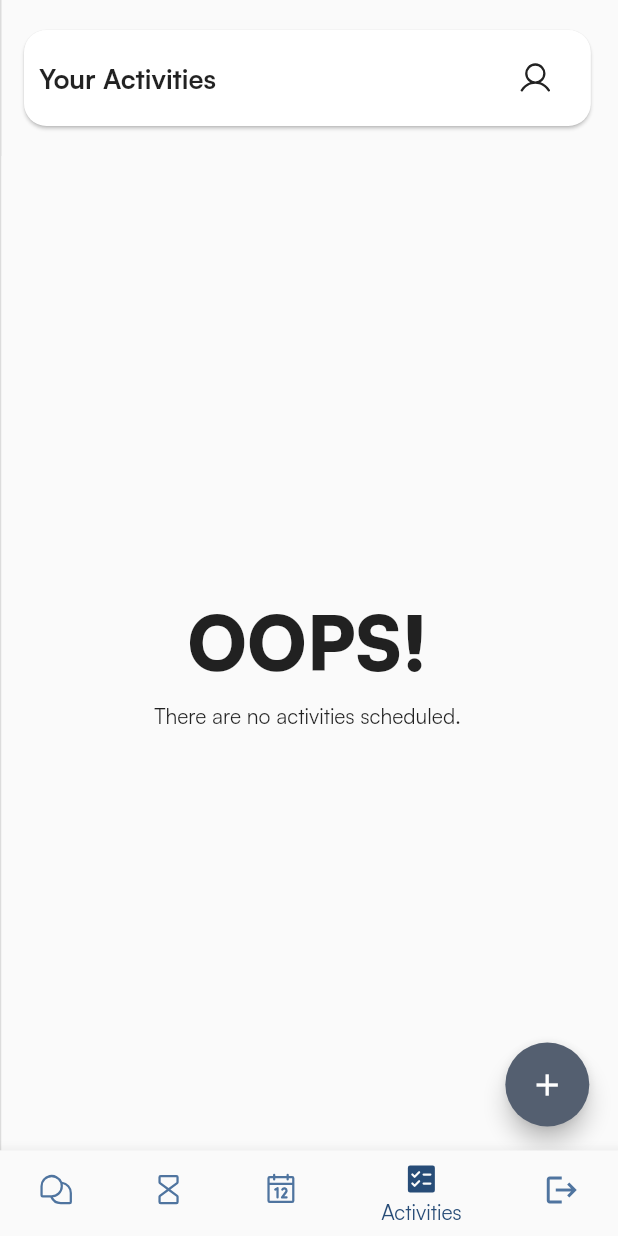
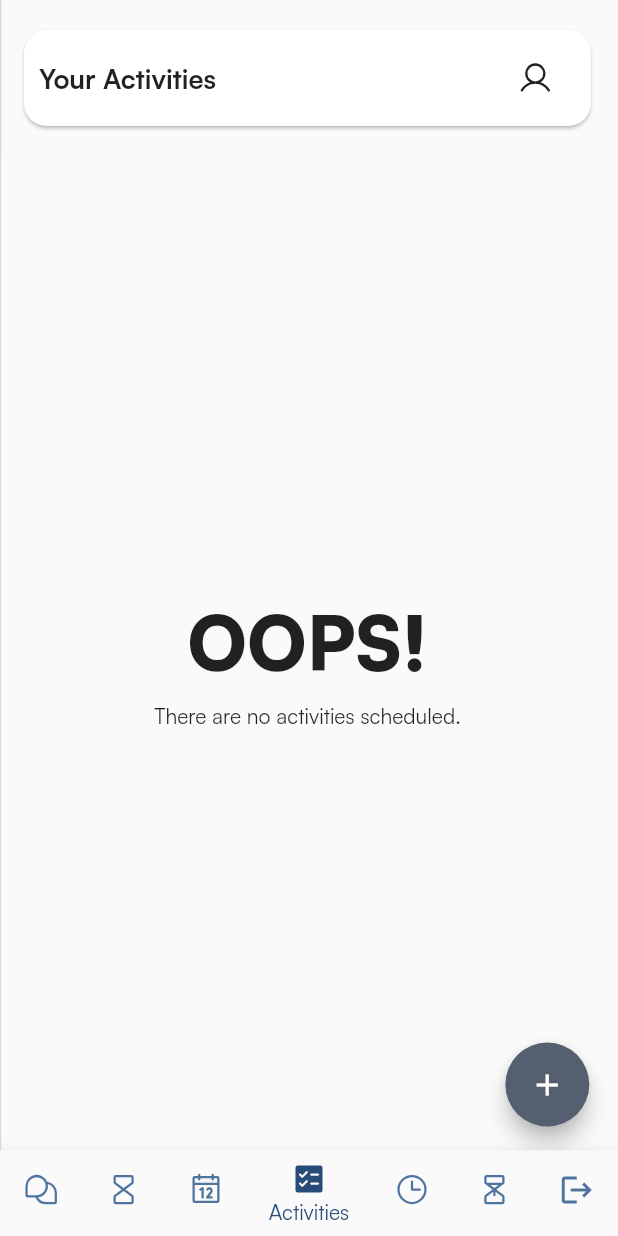
Before and after one commit to ajaxarrow/FacultySupportDesk, a Flutter app: the ActivitiesView screen opened by its route, on a phone screen of 412 x 824 dp. Run offline on Flutter 3.47's test engine with Material 3 defaults, Android fonts, the phone set to English and light mode, and no system bars; our stand-ins replace cloud_firestore, firebase_auth, firebase_core, flutter_dotenv, google_sign_in, phosphor_flutter and 1 more; missing offline and left inert: emailjs, mailer; accounts and stored records are empty.

Commit message:
medyo human na

```diff
--- a/lib/layout/main_layout.dart
+++ b/lib/layout/main_layout.dart
@@ -4,56 +4,119 @@ import 'package:firebase_auth/firebase_auth.dart';
 import 'package:flutter/material.dart';
 import 'package:phosphor_flutter/phosphor_flutter.dart';
 
+enum Role{faculty, registrar, admin}
+
 class MainLayout extends StatefulWidget {
-  const MainLayout({super.key, required this.index, required this.content, required this.title});
+  const MainLayout({super.key, required this.index, required this.content, required this.title, required this.role});
   final int index;
   final Widget content;
   final String title;
+  final Role role;
 
   @override
   State<MainLayout> createState() => _MainLayoutState();
 }
 
-const _navBarItems = [
-  BottomNavigationBarItem(
+class _MainLayoutState extends State<MainLayout> {
+  int _selectedIndex = 0;
+  String facultyName = 'User';
+
+  List<BottomNavigationBarItem> get _navBarItems {
+    if (widget.role == Role.faculty) {
+      return [
+        const BottomNavigationBarItem(
           icon: PhosphorIcon(PhosphorIconsRegular.chatsTeardrop),
           activeIcon: PhosphorIcon(PhosphorIconsFill.chatsTeardrop),
           label: 'Consultation Requests',
         ),
-  BottomNavigationBarItem(
+        const BottomNavigationBarItem(
           icon: PhosphorIcon(PhosphorIconsRegular.hourglass),
           activeIcon: PhosphorIcon(PhosphorIconsFill.hourglass),
-    label: 'History',
+          label: 'Consultation History',
         ),
-  BottomNavigationBarItem(
+        const BottomNavigationBarItem(
           icon: PhosphorIcon(PhosphorIconsRegular.calendar),
           activeIcon: PhosphorIcon(PhosphorIconsFill.calendar),
           label: 'Calendar View',
         ),
-  BottomNavigationBarItem(
+        const BottomNavigationBarItem(
           icon: PhosphorIcon(PhosphorIconsRegular.listChecks),
           activeIcon: PhosphorIcon(PhosphorIconsFill.listChecks),
           label: 'Activities',
         ),
-  BottomNavigationBarItem(
+        const BottomNavigationBarItem(
+          icon: PhosphorIcon(PhosphorIconsRegular.clock),
+          activeIcon: PhosphorIcon(PhosphorIconsFill.clock),
+          label: 'Schedules',
+        ),
+        const BottomNavigationBarItem(
+          icon: PhosphorIcon(PhosphorIconsRegular.hourglassMedium),
+          activeIcon: PhosphorIcon(PhosphorIconsFill.hourglassMedium),
+          label: 'Schedule History',
+        ),
+        const BottomNavigationBarItem(
           icon: Icon(Icons.logout), // Logout icon
           label: 'Logout',
         ),
       ];
+    } else if (widget.role == Role.registrar) {
+      return [
+        const BottomNavigationBarItem(
+          icon: PhosphorIcon(PhosphorIconsRegular.chatsTeardrop),
+          activeIcon: PhosphorIcon(PhosphorIconsFill.chatsTeardrop),
+          label: 'Academic Year',
+        ),
+        const BottomNavigationBarItem(
+          icon: Icon(Icons.logout), // Logout icon
+          label: 'Logout',
+        ),
+      ];
+    } else if (widget.role == Role.admin) {
+      return [
+        const BottomNavigationBarItem(
+          icon: PhosphorIcon(PhosphorIconsRegular.chatsTeardrop),
+          activeIcon: PhosphorIcon(PhosphorIconsFill.chatsTeardrop),
+          label: 'Academic Year',
+        ),
+        const BottomNavigationBarItem(
+          icon: PhosphorIcon(PhosphorIconsRegular.users),
+          activeIcon: PhosphorIcon(PhosphorIconsFill.users),
+          label: 'Users',
+        ),
+        const BottomNavigationBarItem(
+          icon: Icon(Icons.logout), // Logout icon
+          label: 'Logout',
+        ),
+      ];
+    }
+    return [];
+  }
 
-
-var _navBarItemLinks = [
+  List<String> get _navBarItemLinks {
+    if (widget.role == Role.faculty) {
+      return [
         '/main',
         '/history',
         '/calendar',
         '/activities',
-  '/logout'
+        '/schedule',
+        '/schedule-history',
+        '/logout',
       ];
-
-
-class _MainLayoutState extends State<MainLayout> {
-  int _selectedIndex = 0;
-  String facultyName = 'User';
+    } else if (widget.role == Role.registrar) {
+      return [
+        '/registrar-main',
+        '/logout',
+      ];
+    } else if (widget.role == Role.admin) {
+      return [
+        '/registrar-main',
+        '/users',
+        '/logout',
+      ];
+    }
+    return [];
+  }
 
   @override
   void initState() {
@@ -73,6 +136,7 @@ class _MainLayoutState extends State<MainLayout> {
   @override
   Widget build(BuildContext context) {
     final width = MediaQuery.of(context).size.width;
+    final height = MediaQuery.of(context).size.height;
     final railWidth = width * 0.20;
     final mainContainerWidth = width * 0.78;
     final bool isSmallScreen = width < 600;
@@ -100,12 +164,13 @@ class _MainLayoutState extends State<MainLayout> {
           })
           : null,
       body: SizedBox(
-        height: double.infinity,
+        height: height,
         width: width,
         child: Row(
           children: <Widget>[
             if (!isSmallScreen)
               SizedBox(
+                height: height,
                 width: railWidth,
                 child: NavigationRail(
                     selectedIndex: _selectedIndex,
@@ -164,7 +229,7 @@ class _MainLayoutState extends State<MainLayout> {
                             vertical: 20
                         ),
                         child: SizedBox(
-                          width: 1225,
+                          width: isSmallScreen ? width * 0.99 : mainContainerWidth,
                           child: Row(
                             mainAxisAlignment: MainAxisAlignment.spaceBetween,
                             children: [
--- a/lib/models/activity.dart
+++ b/lib/models/activity.dart
@@ -1,8 +1,6 @@
 import 'dart:math';
-
 import 'package:cloud_firestore/cloud_firestore.dart';
 import 'package:facultysupportdesk/models/mixins/display_mixin.dart';
-import 'package:facultysupportdesk/utils/format_date.dart';
 import 'package:firebase_auth/firebase_auth.dart';
 import 'package:flutter/material.dart';
 import 'package:syncfusion_flutter_calendar/calendar.dart';
@@ -83,8 +81,6 @@ class Activity with DisplayMixin{
   }
 
   Future<void> addActivity() async {
-
-
     try {
       await activities.add({
         'activityTitle': activityTitle,
--- a/lib/models/mixins/display_mixin.dart
+++ b/lib/models/mixins/display_mixin.dart
@@ -4,6 +4,9 @@ mixin DisplayMixin{
   BuildContext? context;
 
   void showError({required String errorMessage, required String errorTitle}){
+    print('showError called'); // Debug print
+    print('Current context: $context'); // Debug print
+
     showDialog(
         context: context!,
         builder: (ctx) => AlertDialog(
--- a/lib/views/activities_view.dart
+++ b/lib/views/faculty/activities_view.dart
@@ -111,10 +111,11 @@ class _ActivitiesViewState extends State<ActivitiesView> {
           }
 
           return MainLayout(
+            role: Role.faculty,
             title: 'Your Activities',
             index: 3,
             content: SizedBox(
-              width: 1275,
+              width: double.infinity,
               height: double.infinity,
               child: RefreshIndicator(
                 onRefresh: () async{
--- a/lib/views/calendar_view.dart
+++ b/lib/views/faculty/calendar_view.dart
@@ -110,10 +110,12 @@ class _CalendarOfActivitiesViewState extends State<CalendarOfActivitiesView> {
         }
 
         return MainLayout(
+          role: Role.faculty,
           title: 'Calendar of Activities',
           index: 2,
           content: SizedBox(
-            width: 1275,
+            width: double.infinity,
+            height: double.infinity,
             child: Scaffold(body: body),
           ),
         );
--- a/lib/views/consultation_details_view.dart
+++ b/lib/views/faculty/consultation_details_view.dart
@@ -38,10 +38,11 @@ class ConsultationDetailsView extends StatelessWidget {
     }
 
     return MainLayout(
+      role: Role.faculty,
       title: 'Consultation Request Details',
       index: isPending ? 0 : 1,
       content: SizedBox(
-        width: 1275,
+        width: double.infinity,
         height: double.infinity,
         child: Padding(
             padding: const EdgeInsets.symmetric(horizontal: 35),
--- a/lib/widgets/consultations/consultation_item.dart
+++ b/lib/widgets/consultations/consultation_item.dart
@@ -1,7 +1,7 @@
 import 'package:facultysupportdesk/models/app_user.dart';
 import 'package:facultysupportdesk/models/consultation_request.dart';
 import 'package:facultysupportdesk/utils/format_date.dart';
-import 'package:facultysupportdesk/views/consultation_details_view.dart';
+import 'package:facultysupportdesk/views/faculty/consultation_details_view.dart';
 import 'package:facultysupportdesk/widgets/consultations/manage_consultation_dialog.dart';
 import 'package:flutter/cupertino.dart';
 import 'package:flutter/material.dart';
```
Also changed, not shown: lib/main.dart (+12 -4 lines), lib/models/app_user.dart (+43 -4 lines), lib/utils/format_date.dart (+11 -1 lines), lib/views/auth_view.dart (+15 -9 lines), lib/views/faculty/history_view.dart (renamed from lib/views/main_view.dart, +15 -16 lines), lib/views/faculty/main_view.dart (renamed from lib/views/history_view.dart, +18 -15 lines), lib/views/redirect_view.dart (+29 -2 lines), lib/views/faculty/activity_details_view.dart (added). Lines whose indentation alone changed are shown as unchanged.
